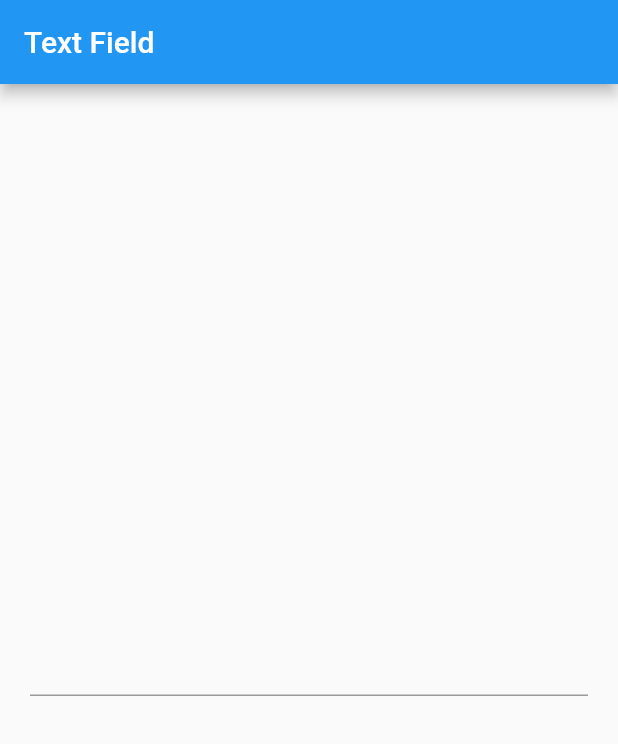
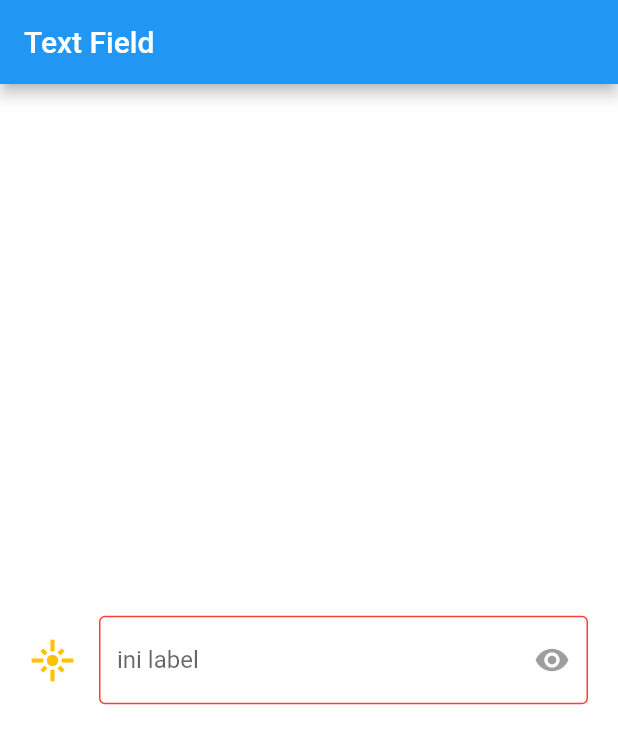
Before and after one commit to ammar-hanif-fauzan/flutter_basic, a Flutter app: the screen it shows after launch, on a phone screen of 412 x 824 dp. Shown: the top 744 px of the screen. Run offline on Flutter 3.47's test engine with Material 2 defaults, Android fonts, the phone set to English and light mode, and no system bars; our stand-ins replace faker.

Commit message:
text field decoration

```diff
--- /dev/null
+++ b/lib/13 main text-field.dart
@@ -0,0 +1,37 @@
+import 'package:flutter/material.dart';
+
+void main() {
+  runApp(const MyApp());
+}
+
+class MyApp extends StatelessWidget {
+  const MyApp({super.key});
+
+  @override
+  Widget build(BuildContext context) {
+    return MaterialApp(
+      debugShowCheckedModeBanner: false,
+      home: Scaffold(
+        appBar: AppBar(
+          title: const Text('Text Field'),
+        ),
+        body: const Center(
+          child: Padding(
+            padding: EdgeInsets.all(20),
+            child: TextField(
+              autocorrect: true, // membenarkan kata2
+              autofocus: false, // membuat form langsung terpilih
+              enableSuggestions: true, // memberi sugesti kata
+              enableInteractiveSelection: true, // membuat bisa copy paste form
+              enabled: true, // membuat form menjadi disable jika false
+              // obscureText: false, // membuat form menjadi password
+              // obscuringCharacter: '*', // karakter password bisa diganti
+              keyboardType: TextInputType.phone, // input type keyobard number
+              readOnly: true, // membuat menjadi readonly
+            ),
+          ),
+        ),
+      ),
+    );
+  }
+}
--- a/lib/main.dart
+++ b/lib/main.dart
@@ -15,19 +15,58 @@ class MyApp extends StatelessWidget {
         appBar: AppBar(
           title: const Text('Text Field'),
         ),
-        body: const Center(
-          child: Padding(
-            padding: EdgeInsets.all(20),
-            child: TextField(
-              autocorrect: true, // membenarkan kata2
-              autofocus: false, // membuat form langsung terpilih
-              enableSuggestions: true, // memberi sugesti kata
-              enableInteractiveSelection: true, // membuat bisa copy paste form
-              enabled: true, // membuat form menjadi disable jika false
-              // obscureText: false, // membuat form menjadi password
-              // obscuringCharacter: '*', // karakter password bisa diganti
-              keyboardType: TextInputType.phone, // input type keyobard number
-              readOnly: true, // membuat menjadi readonly
+        body: Container(
+          color: Colors.white,
+          child: const Center(
+            child: Padding(
+              padding: EdgeInsets.all(20),
+              child: TextField(
+                style: TextStyle(
+                  color: Colors.black,
+                  decorationColor: Colors.amber,
+                ),
+                showCursor: true, // menampilkan cursor pada form input
+                cursorColor: Colors.black,
+                cursorWidth: 10, // lebar cursor
+                cursorHeight: 20, // tinggi cursor
+                // cursorRadius: Radius.circular(10.0), // cursor memiliki radius
+
+                textAlign: TextAlign.start, // text align horizontal
+                textAlignVertical: TextAlignVertical.center, // vertical
+                textCapitalization: TextCapitalization.words, //huruh depan 'Ab'
+
+                decoration: InputDecoration(
+                    icon: Icon(
+                      Icons.flare,
+                      color: Colors.amber,
+                      size: 30,
+                    ),
+                    border: OutlineInputBorder(), // border
+                    focusedBorder: OutlineInputBorder(
+                      borderSide: BorderSide(
+                        color: Colors.amber,
+                      ),
+                    ), //ketika border fokus
+                    enabledBorder: OutlineInputBorder(
+                      borderSide: BorderSide(
+                        color: Colors.red,
+                      ),
+                    ), //ketika border tidak fokus
+
+                    // prefixIcon: Icon(Icons.person), //icon dalam border depan
+                    suffixIcon: IconButton(
+                      onPressed: null,
+                      icon: Icon(Icons.remove_red_eye),
+                    ), //icon dalam border blakang & fungsi utk password
+
+                    prefixText: '+62 ', // prefix text
+                    labelText: 'ini label', //bisa jadi place holder juga
+                    focusColor: Colors.white,
+                    hintText: '812 xxxxxxxx', // ini place holder
+                    hintStyle: TextStyle(
+                      color: Colors.red, //place holder warna merah
+                    )),
+              ),
             ),
           ),
         ),
```
